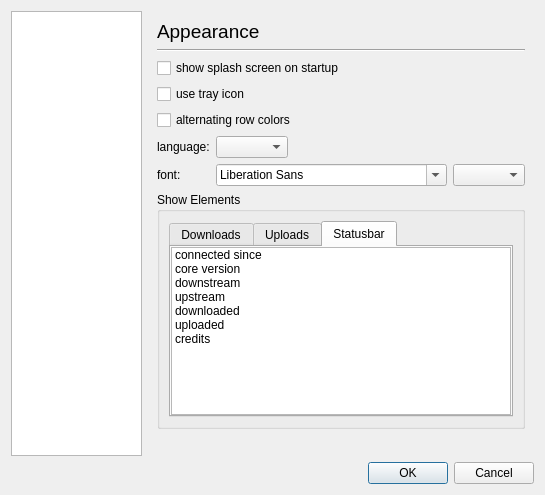
Old version of the form juicer/src/optionsdialogbase.ui in the repository applejuicenetz/gui-juicer.
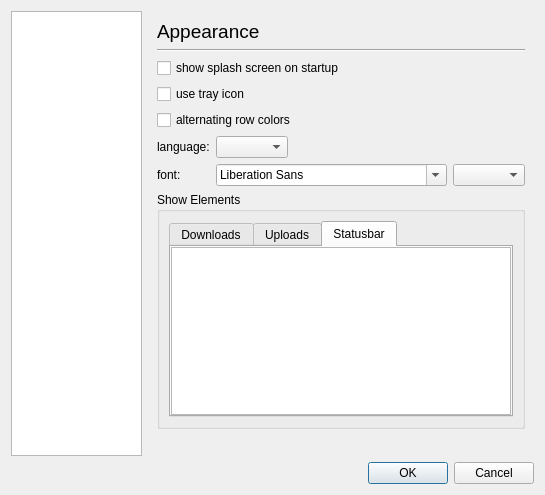
New version of the form. The open tabs and pages were chosen to show the change. Icons and pictures are not drawn.

Commit message: show all search results with no file type filter fixed

The edit to the form file:
```diff
--- a/juicer/src/optionsdialogbase.ui
+++ b/juicer/src/optionsdialogbase.ui
@@ -742,41 +742,6 @@
                 <property name="selectionMode">
                  <enum>QAbstractItemView::NoSelection</enum>
                 </property>
-                <item>
-                 <property name="text">
-                  <string>connected since</string>
-                 </property>
-                </item>
-                <item>
-                 <property name="text">
-                  <string>core version</string>
-                 </property>
-                </item>
-                <item>
-                 <property name="text">
-                  <string>downstream</string>
-                 </property>
-                </item>
-                <item>
-                 <property name="text">
-                  <string>upstream</string>
-                 </property>
-                </item>
-                <item>
-                 <property name="text">
-                  <string>downloaded</string>
-                 </property>
-                </item>
-                <item>
-                 <property name="text">
-                  <string>uploaded</string>
-                 </property>
-                </item>
-                <item>
-                 <property name="text">
-                  <string>credits</string>
-                 </property>
-                </item>
                </widget>
               </item>
              </layout>
```
